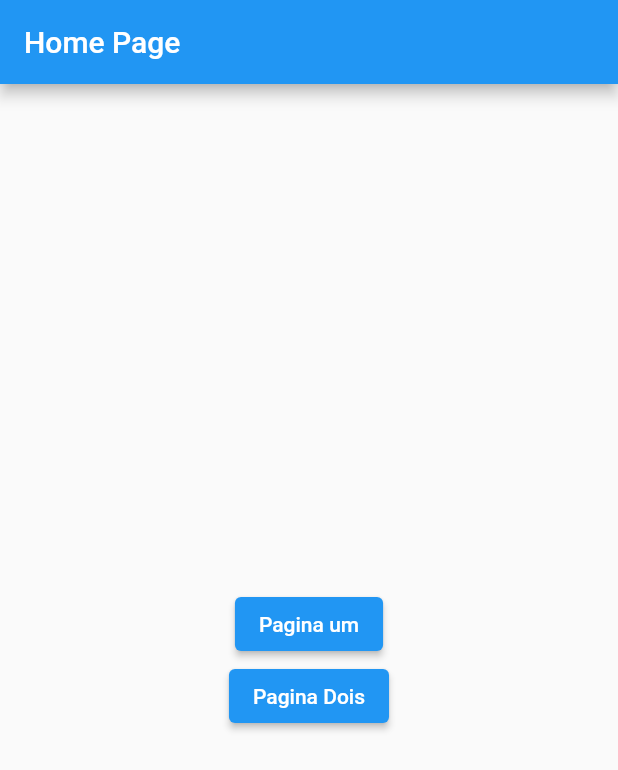
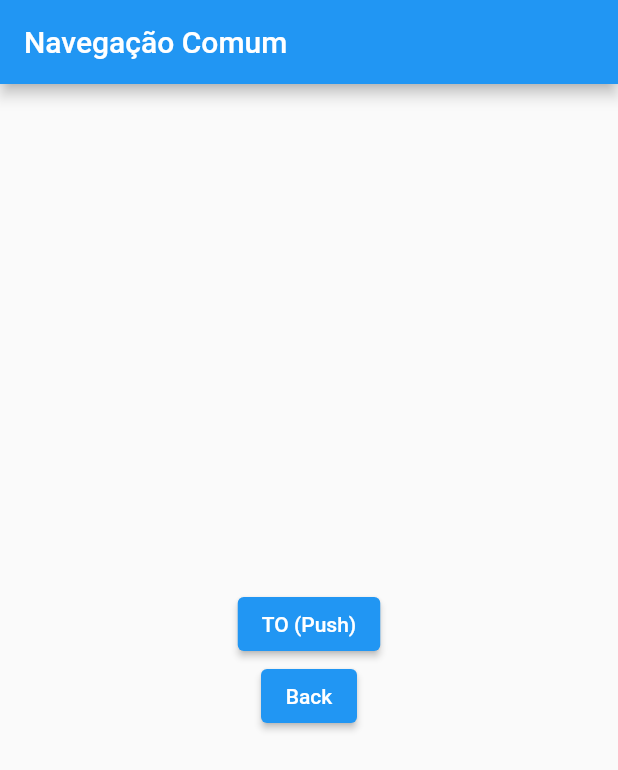
Before and after one commit to natanvalimcardoso/about_getx, a Flutter app: the screen it shows after launch, on a phone screen of 412 x 824 dp. Shown: the top 770 px of the screen. Run offline on Flutter 3.47's test engine with Material 2 defaults, Android fonts, the phone set to English and light mode, and no system bars; our stand-ins replace get.

Commit message:
feat:back

```diff
--- a/lib/getx_rotas/aula_1/pages/home_page.dart
+++ b/lib/getx_rotas/navegacao_comum/home_page_comum.dart
@@ -1,31 +1,31 @@
-import 'package:about_getx/getx_rotas/aula_1/pages/page1.dart';
-import 'package:about_getx/getx_rotas/aula_1/pages/page2.dart';
+import 'package:about_getx/getx_rotas/navegacao_comum/back/back_page.dart';
+import 'package:about_getx/getx_rotas/navegacao_comum/to/to_home_page.dart';
 import 'package:flutter/material.dart';
 import 'package:get/get.dart';
 
-class HomePage extends StatelessWidget {
-  const HomePage({Key? key}) : super(key: key);
+class HomePageComum extends StatelessWidget {
+  const HomePageComum({Key? key}) : super(key: key);
 
   @override
   Widget build(BuildContext context) {
     return Scaffold(
       appBar: AppBar(
-        title: const Text('Home Page'),
+        title: const Text('Navegação Comum'),
       ),
       body: Center(
         child: Column(
           mainAxisAlignment: MainAxisAlignment.center,
           children: [
             ElevatedButton(
-              child: const Text('Pagina um'),
+              child: const Text('TO (Push)'),
               onPressed: () {
-                Get.to(const Page1());
+                Get.to(const ToHomePage());
               },
             ),
             ElevatedButton(
-              child: const Text('Pagina Dois'),
+              child: const Text('Back'),
               onPressed: () {
-                Get.to(const Page2(),);
+                Get.to(const BackPage());
               },
             ),
           ],
--- a/lib/getx_rotas/aula_1/main.dart
+++ b/lib/getx_rotas/navegacao_comum/main.dart
@@ -1,4 +1,4 @@
-import 'package:about_getx/getx_rotas/aula_1/pages/home_page.dart';
+import 'package:about_getx/getx_rotas/navegacao_comum/home_page_comum.dart';
 import 'package:flutter/material.dart';
 import 'package:get/get.dart';
 
@@ -17,7 +17,7 @@ class MyApp extends StatelessWidget {
       theme: ThemeData(
         primarySwatch: Colors.blue,
       ),
-      home: const HomePage(),
+      home: const HomePageComum(),
     );
   }
 }
--- a/lib/getx_rotas/aula_1/pages/page1.dart
+++ b/lib/getx_rotas/navegacao_comum/to/page_um_to.dart
@@ -1,13 +1,13 @@
 import 'package:flutter/material.dart';
 
-class Page1 extends StatelessWidget {
+class PageUmTo extends StatelessWidget {
 
-  const Page1({ Key? key }) : super(key: key);
+  const PageUmTo({ Key? key }) : super(key: key);
 
    @override
    Widget build(BuildContext context) {
        return Scaffold(
-           appBar: AppBar(title: const Text('Pagina um'),),
+           appBar: AppBar(title: const Text('Pagina um TO'),),
            body: Container(),
        );
   }
```
Also changed, not shown: lib/getx_rotas/aula_1/pages/page2.dart (deleted, +0 -14 lines), lib/getx_rotas/navegacao_comum/back/back_page.dart (added, +23 -0 lines), lib/getx_rotas/navegacao_comum/to/to_home_page.dart (added, +29 -0 lines).
